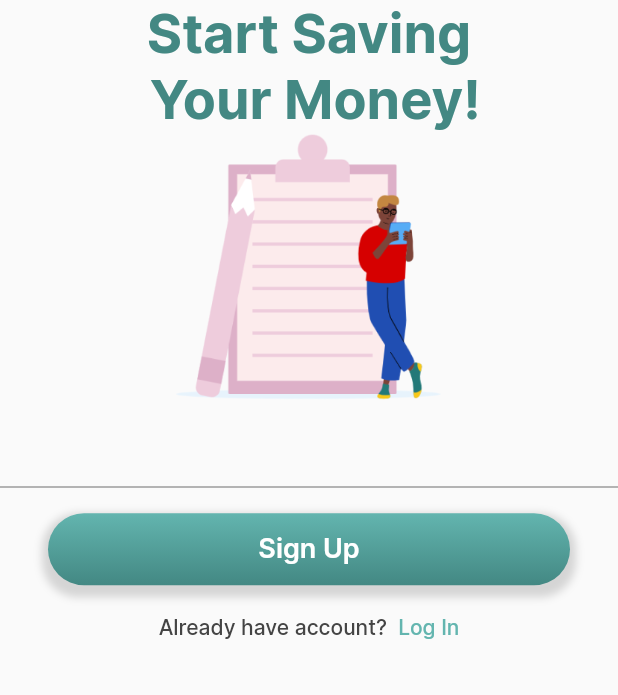
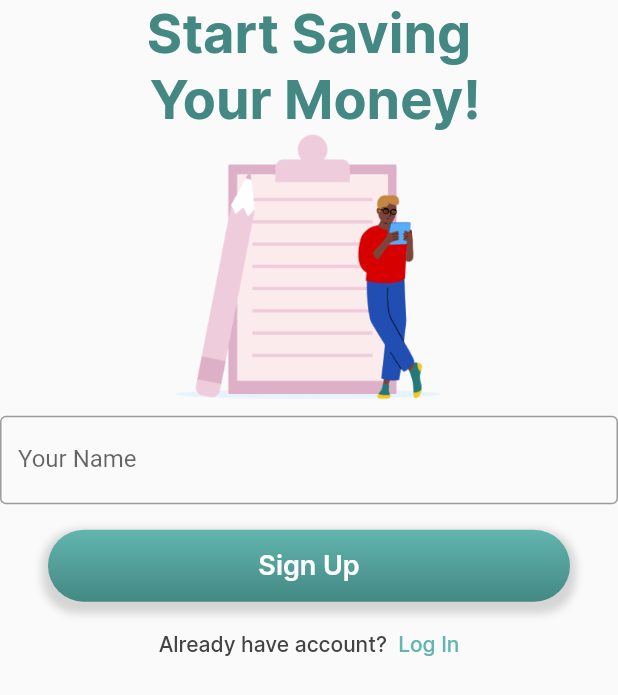
Before and after one commit to thyagosouza/financial_app, a Flutter app: the screen it shows after launch, on a phone screen of 412 x 824 dp. Shown: the top 695 px of the screen. Run offline on Flutter 3.47's test engine with Material 2 defaults, Android fonts, the phone set to English and light mode, and no system bars.

Commit message:
Parte 12 - InputDecoration e ThemeData

```diff
--- /dev/null
+++ b/lib/common/themes/default_theme.dart
@@ -0,0 +1,14 @@
+import 'package:flutter/material.dart';
+
+import '../constants/app_colors.dart';
+
+final defaultTheme = ThemeData(
+  inputDecorationTheme: InputDecorationTheme(
+    focusedBorder: OutlineInputBorder(
+      borderSide: BorderSide(
+        width: 2,
+        color: AppColors.greenLight2,
+      ),
+    ),
+  ),
+);
--- a/lib/features/signup/singup_page.dart
+++ b/lib/features/signup/singup_page.dart
@@ -28,7 +28,16 @@ class SingupPage extends StatelessWidget {
           SizedBox(
             height: 10,
           ),
-          TextFormField(),
+          TextFormField(
+            decoration: InputDecoration(
+                border: OutlineInputBorder(
+                  borderSide: BorderSide(
+                    width: 2,
+                    color: AppColors.greenLight2,
+                  ),
+                ),
+                labelText: 'Your Name'),
+          ),
           Padding(
             padding: const EdgeInsets.fromLTRB(32, 17, 32, 4),
             child: PrimaryButtonWidget(
--- a/lib/my_app.dart
+++ b/lib/my_app.dart
@@ -1,7 +1,10 @@
+import 'package:finance_app/common/themes/default_theme.dart';
 import 'package:finance_app/features/onboarding/onboarding_page.dart';
 import 'package:finance_app/features/signup/singup_page.dart';
 import 'package:finance_app/features/splash/splash_page.dart';
 import 'package:flutter/material.dart';
+
+import 'common/constants/app_colors.dart';
 
 class MyApp extends StatelessWidget {
   const MyApp({Key? key}) : super(key: key);
@@ -9,6 +12,7 @@ class MyApp extends StatelessWidget {
   @override
   Widget build(BuildContext context) {
     return MaterialApp(
+      theme: defaultTheme,
       home: Scaffold(
         //body: Container(),
         // body: SplashPage(),
```
